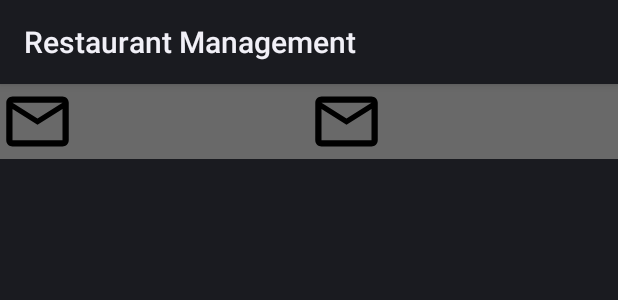
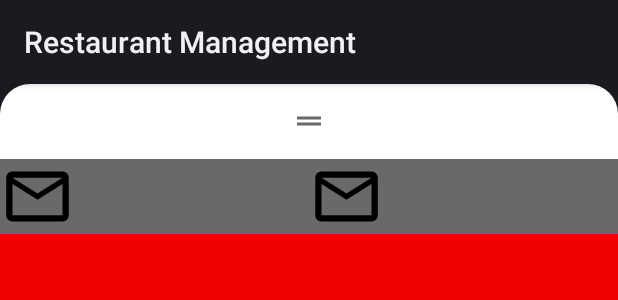
Before and after one commit to daffarandika/Restaurant_Management, an Android app: the layout bottom_dialog_activity_main.xml on its own in the app's theme, with its tools: preview values and no code run, on a phone screen of 412 x 824 dp. Shown: the top 300 px of the screen. Run offline under Robolectric (Android 15) with nearby library versions, the light colour scheme and no system bars.

Commit message:
added persistent bottom sheet view functionality (but not fully done)

```diff
--- /dev/null
+++ b/app/src/main/res/drawable/draggable.xml
@@ -0,0 +1,13 @@
+<?xml version="1.0" encoding="utf-8"?>
+<layer-list xmlns:android="http://schemas.android.com/apk/res/android" >
+    <item>
+        <shape android:shape="rectangle" >
+            <solid android:color="@color/white"/>
+            <corners
+                android:topLeftRadius="20dp"
+                android:topRightRadius="20dp" />
+        </shape>
+    </item>
+    <item android:gravity="center"
+        android:drawable="@drawable/ic_baseline_drag_handle_24" />
+</layer-list>
--- /dev/null
+++ b/app/src/main/res/drawable/ic_baseline_drag_handle_24.xml
@@ -0,0 +1,5 @@
+<vector android:height="24dp" android:tint="#696969"
+    android:viewportHeight="24" android:viewportWidth="24"
+    android:width="24dp" xmlns:android="http://schemas.android.com/apk/res/android">
+    <path android:fillColor="@android:color/white" android:pathData="M20,9H4v2h16V9zM4,15h16v-2H4V15z"/>
+</vector>
--- a/app/src/main/res/layout/bottom_dialog_activity_main.xml
+++ b/app/src/main/res/layout/bottom_dialog_activity_main.xml
@@ -1,11 +1,24 @@
 <?xml version="1.0" encoding="utf-8"?>
-<RelativeLayout xmlns:android="http://schemas.android.com/apk/res/android"
+<androidx.constraintlayout.widget.ConstraintLayout xmlns:android="http://schemas.android.com/apk/res/android"
     android:id="@+id/relBottomSheet"
     xmlns:app="http://schemas.android.com/apk/res-auto"
     app:layout_behavior="@string/bottom_sheet_behavior"
+    app:behavior_peekHeight="50dp"
+    app:behavior_hideable="false"
+    android:layout_width="match_parent"
+    android:layout_height="match_parent">
+    <View
+        app:layout_constraintStart_toStartOf="parent"
+        app:layout_constraintTop_toTopOf="parent"
+        android:id="@+id/drag"
+        android:layout_height="50dp"
+        android:layout_width="match_parent"
+        android:background="@drawable/draggable" />
+    <RelativeLayout
+        app:layout_constraintTop_toBottomOf="@id/drag"
         android:background="@color/red"
         android:layout_width="match_parent"
-    android:layout_height="wrap_content">
+        android:layout_height="1000dp">
         <LinearLayout
             android:layout_width="0dp"
             android:layout_height="wrap_content"
@@ -36,8 +49,9 @@
                 android:layout_height="50dp"
                 android:src="@drawable/ic_baseline_mail_outline_24"/>
         </LinearLayout>
+    </RelativeLayout>
 
 
 
 
-</RelativeLayout>
+</androidx.constraintlayout.widget.ConstraintLayout>
--- /dev/null
+++ b/app/src/main/res/layout/draggable_layout.xml
@@ -0,0 +1,7 @@
+<?xml version="1.0" encoding="utf-8"?>
+<androidx.constraintlayout.widget.ConstraintLayout xmlns:android="http://schemas.android.com/apk/res/android"
+    android:background="@drawable/draggable"
+    android:layout_width="match_parent"
+    android:layout_height="50dp">
+
+</androidx.constraintlayout.widget.ConstraintLayout>
```
Also changed, not shown: 1 other file. Lines whose indentation alone changed are shown as unchanged.
